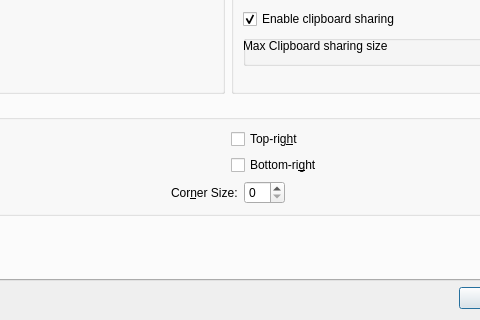
Above: src/gui/src/ServerConfigDialogBase.ui from input-leap/input-leap before the change; both pictures show x 180 to 660 and y 225 to 545 of the 816 by 545 pixel window. Below: the same form after it.
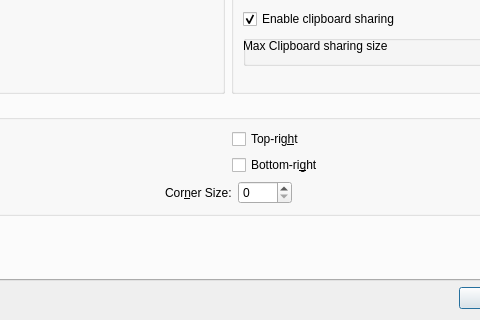
That is the form after the change. Icons and pictures are not drawn. Custom widgets are drawn as their Qt base class.

Commit message:
ServerConfigDialogBase: Increase the max corner size -> 9999
Fixes #159

```diff
--- a/src/gui/src/ServerConfigDialogBase.ui
+++ b/src/gui/src/ServerConfigDialogBase.ui
@@ -659,7 +659,11 @@
              </widget>
             </item>
             <item>
-             <widget class="QSpinBox" name="m_pSpinBoxSwitchCornerSize"/>
+             <widget class="QSpinBox" name="m_pSpinBoxSwitchCornerSize">
+              <property name="maximum">
+               <number>9999</number>
+              </property>
+             </widget>
             </item>
            </layout>
           </item>
```
The commit also changes 1 other file.
